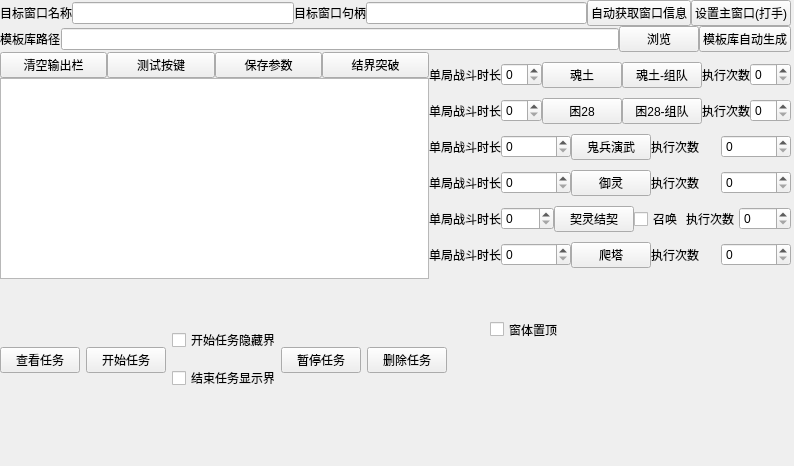
Old version of the form form.ui in the repository TanyaDuckal-MuYL/yys.
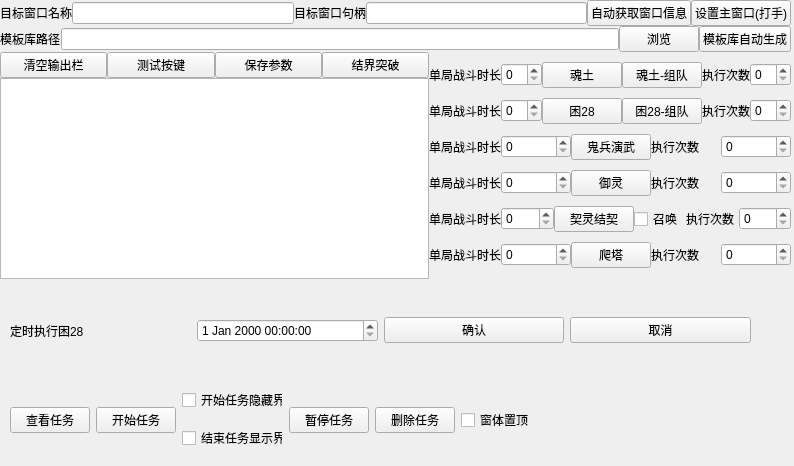
New version of the form.

Diff of the .ui file:
```diff
--- a/form.ui
+++ b/form.ui
@@ -368,9 +368,9 @@
   <widget class="QWidget" name="horizontalLayoutWidget">
    <property name="geometry">
     <rect>
-     <x>0</x>
-     <y>320</y>
-     <width>447</width>
+     <x>10</x>
+     <y>380</y>
+     <width>524</width>
      <height>80</height>
     </rect>
    </property>
@@ -421,20 +421,50 @@
       </property>
      </widget>
     </item>
+    <item>
+     <widget class="QCheckBox" name="checkBox_4">
+      <property name="text">
+       <string>窗体置顶</string>
+      </property>
+     </widget>
+    </item>
    </layout>
   </widget>
-  <widget class="QCheckBox" name="checkBox_4">
+  <widget class="QWidget" name="horizontalLayoutWidget_2">
    <property name="geometry">
     <rect>
-     <x>490</x>
-     <y>320</y>
-     <width>80</width>
-     <height>19</height>
+     <x>10</x>
+     <y>290</y>
+     <width>741</width>
+     <height>81</height>
     </rect>
    </property>
-   <property name="text">
-    <string>窗体置顶</string>
-   </property>
+   <layout class="QHBoxLayout" name="horizontalLayout_12">
+    <item>
+     <widget class="QLabel" name="label_16">
+      <property name="text">
+       <string>定时执行困28</string>
+      </property>
+     </widget>
+    </item>
+    <item>
+     <widget class="QDateTimeEdit" name="dateTimeEdit"/>
+    </item>
+    <item>
+     <widget class="QPushButton" name="pushButton">
+      <property name="text">
+       <string>确认</string>
+      </property>
+     </widget>
+    </item>
+    <item>
+     <widget class="QPushButton" name="pushButton_2">
+      <property name="text">
+       <string>取消</string>
+      </property>
+     </widget>
+    </item>
+   </layout>
   </widget>
  </widget>
  <resources/>
```
